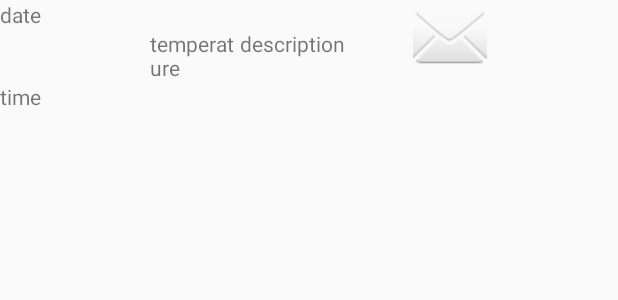
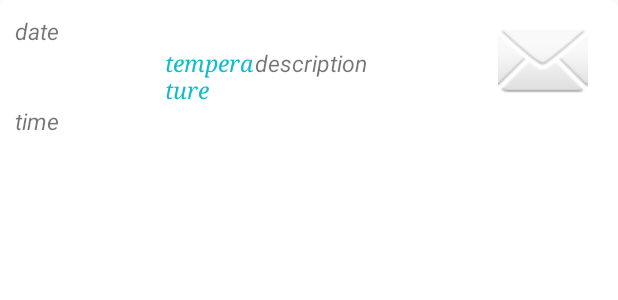
Before and after one commit to olesyash/WeatherApp, an Android app: the layout item.xml on its own in the app's theme, with its tools: preview values and no code run, on a phone screen of 412 x 824 dp. Shown: the top 300 px of the screen. Run offline under Robolectric (Android 15) with nearby library versions, the phone set to English and light mode, and no system bars.

```diff
--- a/app/src/main/AndroidManifest.xml
+++ b/app/src/main/AndroidManifest.xml
@@ -2,6 +2,7 @@
 <manifest xmlns:android="http://schemas.android.com/apk/res/android"
     package="com.example.olesya.weatherapp" >
     <uses-permission android:name="android.permission.INTERNET" />
+    <uses-permission android:name="android.permission.ACCESS_FINE_LOCATION"/>
     <application
         android:allowBackup="true"
         android:icon="@mipmap/ic_launcher"
--- /dev/null
+++ b/app/src/main/res/drawable/weather_bg.xml
@@ -0,0 +1,55 @@
+<?xml version="1.0" encoding="utf-8"?>
+<selector
+    xmlns:android="http://schemas.android.com/apk/res/android">
+
+    <item android:state_pressed="true" >
+        <shape xmlns:android="http://schemas.android.com/apk/res/android"
+            android:shape="rectangle">
+            <gradient
+                android:startColor="#ffcbcbcb"
+                android:endColor="#ffcbcbcb"
+                android:angle="270" />
+            <corners
+                android:radius="5dp" />
+            <padding
+                android:left="10dp"
+                android:top="10dp"
+                android:right="10dp"
+                android:bottom="10dp" />
+        </shape>
+    </item>
+
+    <item android:state_focused="true" >
+        <shape xmlns:android="http://schemas.android.com/apk/res/android"
+            android:shape="rectangle">
+            <gradient
+                android:endColor="#ff304a4e"
+                android:startColor="#ff304a4e"
+                android:angle="270" />
+            <corners
+                android:radius="5dp" />
+            <padding
+                android:left="10dp"
+                android:top="10dp"
+                android:right="10dp"
+                android:bottom="10dp" />
+        </shape>
+    </item>
+
+    <item>
+        <shape xmlns:android="http://schemas.android.com/apk/res/android"
+            android:shape="rectangle">
+            <gradient
+                android:endColor="#ffffffff"
+                android:startColor="#ffffffff"
+                android:angle="270" />
+            <corners
+                android:radius="5dp" />
+            <padding
+                android:left="10dp"
+                android:top="10dp"
+                android:right="10dp"
+                android:bottom="10dp" />
+        </shape>
+    </item>
+</selector>
--- a/app/src/main/res/layout/item.xml
+++ b/app/src/main/res/layout/item.xml
@@ -1,7 +1,9 @@
 <?xml version="1.0" encoding="utf-8"?>
 <LinearLayout xmlns:android="http://schemas.android.com/apk/res/android"
     android:orientation="vertical" android:layout_width="match_parent"
+    android:background="@drawable/weather_bg"
     android:layout_height="match_parent">
+
 
     <GridLayout
         android:layout_width="match_parent"
@@ -13,41 +15,53 @@
             android:layout_height="wrap_content"
             android:text="@string/dateString"
             android:id="@+id/dateTextView"
+            android:textSize="15sp"
             android:layout_row="0"
-            android:layout_column="0" />
+            android:layout_column="0"
+            android:textStyle="italic" />
 
         <TextView
             android:layout_width="60dp"
             android:layout_height="wrap_content"
             android:text="@string/temperatureString"
             android:id="@+id/tempTextView"
+            android:textSize="15sp"
+            android:textColor="#10bcc9"
+            android:typeface="serif"
             android:layout_row="1"
-            android:layout_column="1" />
+            android:layout_column="1"
+            android:textStyle="italic" />
+
+        <ImageView
+            android:layout_width="80dp"
+            android:layout_height="60dp"
+            android:id="@+id/weatherImageView"
+            android:layout_row="0"
+            android:layout_column="3"
+            android:layout_rowSpan="3"
+            android:src="@android:drawable/ic_dialog_email"
+            android:adjustViewBounds="true"
+            android:layout_gravity="right" />
 
         <TextView
             android:layout_width="wrap_content"
             android:layout_height="wrap_content"
             android:text="@string/timeString"
             android:id="@+id/timeTextView"
+            android:textSize="15sp"
             android:layout_row="2"
-            android:layout_column="0" />
+            android:layout_column="0"
+            android:textStyle="italic" />
 
         <TextView
             android:layout_width="80dp"
             android:layout_height="wrap_content"
             android:text="@string/descriptionString"
+            android:textSize="15sp"
             android:id="@+id/descriptionTextView"
             android:layout_row="1"
-            android:layout_column="2" />
-
-        <ImageView
-            android:layout_width="120dp"
-            android:layout_height="49dp"
-            android:id="@+id/weatherImageView"
-            android:layout_row="0"
-            android:layout_column="3"
-            android:layout_rowSpan="3"
-            android:src="@android:drawable/ic_dialog_email" />
+            android:layout_column="2"
+            android:textStyle="italic" />
 
     </GridLayout>
 </LinearLayout>
```
Also changed, not shown: app/src/main/java/com/example/olesya/weatherapp/Helper.java (+3 -20 lines), app/src/main/java/com/example/olesya/weatherapp/MainActivity.java (+96 -25 lines), app/src/main/java/com/example/olesya/weatherapp/PermissionManager.java (added, +82 -0 lines), app/src/main/java/com/example/olesya/weatherapp/weatherAdapter.java (+3 -5 lines), app/src/main/res/drawable/spinner_bg.xml (added, +22 -0 lines), app/src/main/res/layout/activity_main.xml (+10 -4 lines).
